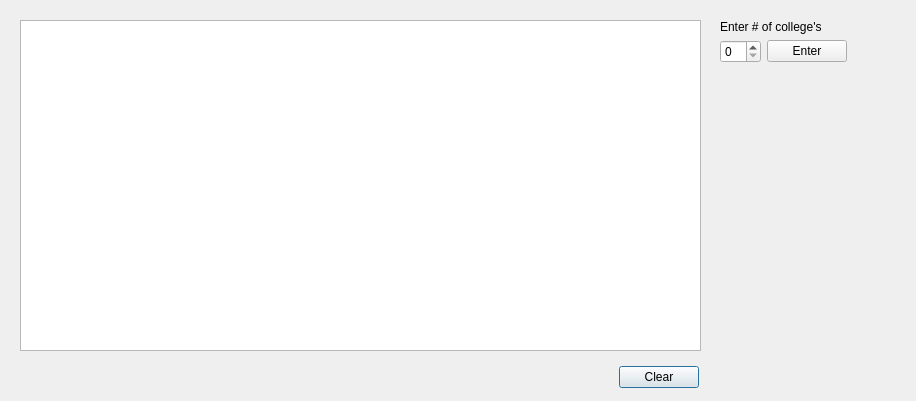
This is collegewidget.ui in CS1DScrumDogs/Code as Qt 5 draws it before an edit. The edited form follows.
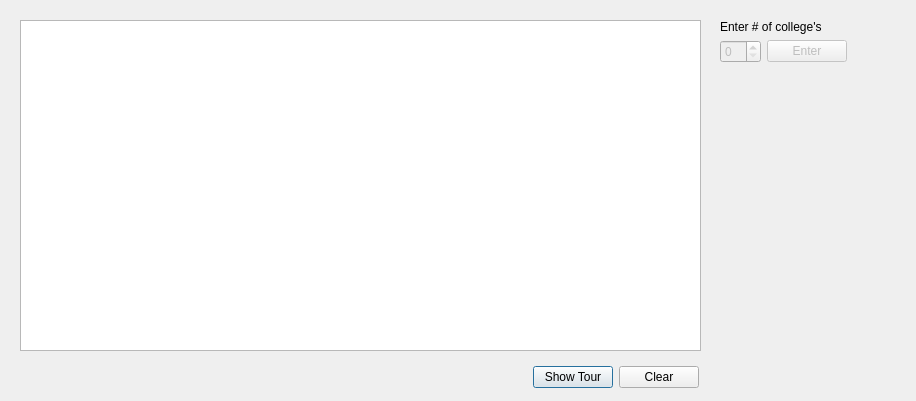
This is the edited form.

Patch:
```diff
--- a/collegewidget.ui
+++ b/collegewidget.ui
@@ -55,6 +55,13 @@
       </item>
      </layout>
     </item>
+    <item>
+     <widget class="QPushButton" name="pushButtonTour">
+      <property name="text">
+       <string>Show Tour</string>
+      </property>
+     </widget>
+    </item>
     <item>
      <widget class="QPushButton" name="pushButtonClear">
       <property name="text">
@@ -64,7 +71,7 @@
     </item>
    </layout>
   </widget>
-  <widget class="QWidget" name="">
+  <widget class="QWidget" name="layoutWidget">
    <property name="geometry">
     <rect>
      <x>720</x>
@@ -85,6 +92,9 @@
      <layout class="QFormLayout" name="formLayout">
       <item row="0" column="0">
        <widget class="QSpinBox" name="spinBox_NumCol">
+        <property name="enabled">
+         <bool>false</bool>
+        </property>
         <property name="maximum">
          <number>13</number>
         </property>
@@ -92,6 +102,9 @@
       </item>
       <item row="0" column="1">
        <widget class="QPushButton" name="push_EnterNum">
+        <property name="enabled">
+         <bool>false</bool>
+        </property>
         <property name="text">
          <string>Enter</string>
         </property>
```
